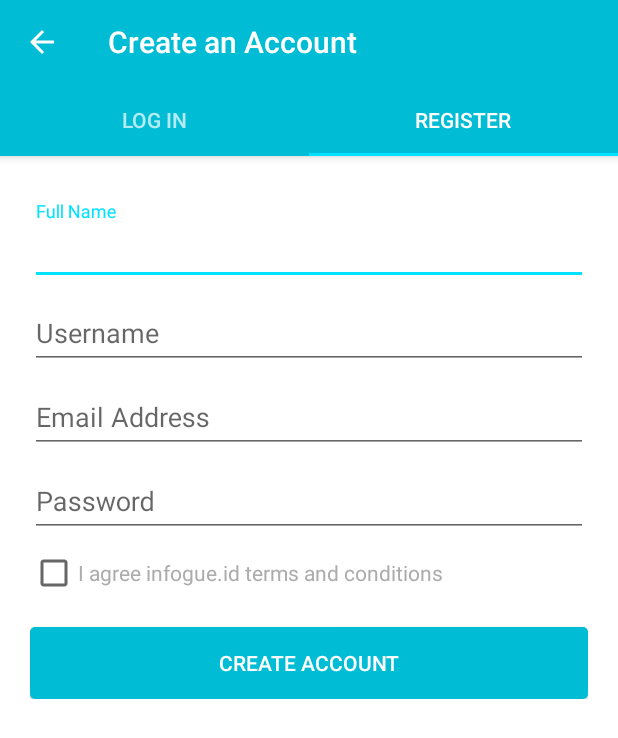
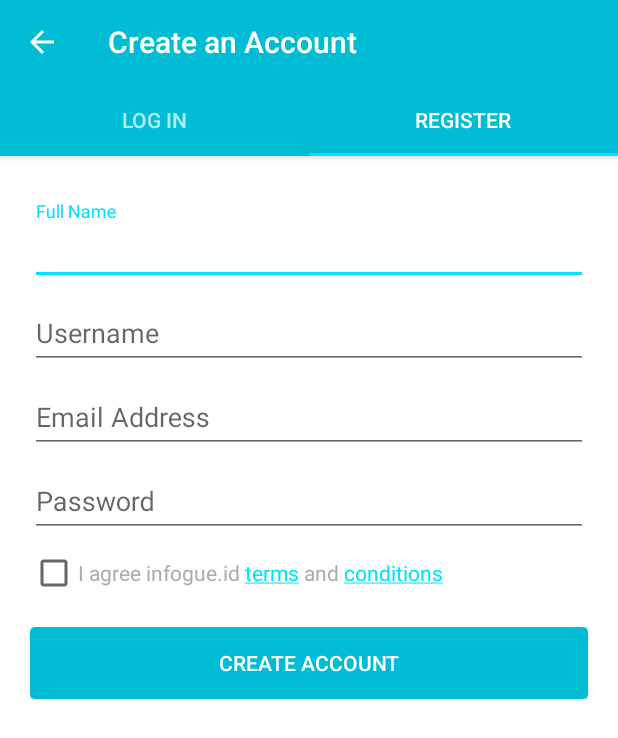
Before and after one commit to anggadarkprince/infogue-android, an Android app: the Login screen opened directly, with no data from a screen before it, tab 2 chosen, on a phone screen of 412 x 824 dp. Shown: the top 738 px of the screen. Run offline under Robolectric (Android 15) with nearby library versions, the phone set to English and light mode, and no system bars.

Commit message:
add auto link and html movement method

```diff
--- a/app/src/main/java/com/sketchproject/infogue/fragments/Register.java
+++ b/app/src/main/java/com/sketchproject/infogue/fragments/Register.java
@@ -8,7 +8,9 @@ import android.os.AsyncTask;
 import android.os.Build;
 import android.os.Bundle;
 import android.support.v4.app.Fragment;
+import android.text.Html;
 import android.text.TextUtils;
+import android.text.method.LinkMovementMethod;
 import android.view.LayoutInflater;
 import android.view.View;
 import android.view.ViewGroup;
@@ -56,6 +58,9 @@ public class Register extends Fragment {
         mPasswordView = (EditText) getActivity().findViewById(R.id.password);
         mAgreeView = (CheckBox) getActivity().findViewById(R.id.agree);
         mAlert = (TextView) getActivity().findViewById(R.id.alert);
+
+        mAgreeView.setText(Html.fromHtml(getResources().getString(R.string.label_check_agree)));
+        mAgreeView.setMovementMethod(LinkMovementMethod.getInstance());
 
         Button mEmailSignInButton = (Button) getActivity().findViewById(R.id.btn_sign_up);
         mEmailSignInButton.setOnClickListener(new View.OnClickListener() {
--- a/app/src/main/res/layout/activity_about.xml
+++ b/app/src/main/res/layout/activity_about.xml
@@ -80,6 +80,7 @@
                     android:layout_width="wrap_content"
                     android:layout_height="wrap_content"
                     android:layout_marginTop="5dp"
+                    android:autoLink="all"
                     android:text="@string/about_contact_content"
                     android:textAppearance="@style/TextAppearance.AppCompat.Caption"
                     android:textColor="@color/colorLight" />
--- a/app/src/main/res/layout/fragment_register.xml
+++ b/app/src/main/res/layout/fragment_register.xml
@@ -37,12 +37,12 @@
                 android:id="@+id/alert"
                 android:layout_width="match_parent"
                 android:layout_height="wrap_content"
+                android:layout_marginBottom="10dp"
                 android:background="@color/colorDanger"
-                android:layout_marginBottom="10dp"
                 android:padding="10dp"
                 android:text="@string/dummy_content"
                 android:textColor="@color/colorLight"
-                android:visibility="gone"/>
+                android:visibility="gone" />
 
             <android.support.design.widget.TextInputLayout
                 android:id="@+id/input_layout_name"
--- a/app/src/main/res/values/strings.xml
+++ b/app/src/main/res/values/strings.xml
@@ -25,7 +25,7 @@
     <string name="label_sign_in">SIGN IN</string>
     <string name="label_get_started">GET STARTED</string>
     <string name="label_create_account">Create an Account</string>
-    <string name="label_check_agree">I agree infogue.id terms and conditions</string>
+    <string name="label_check_agree"><![CDATA[I agree infogue.id <a href="http://www.infogue.id/terms">terms</a> and <a href="http://www.infogue.id/terms">conditions</a>]]></string>
 
     <string name="label_forgot_password">Forgot Password?</string>
     <string name="label_login_social">Login with Social</string>
```
